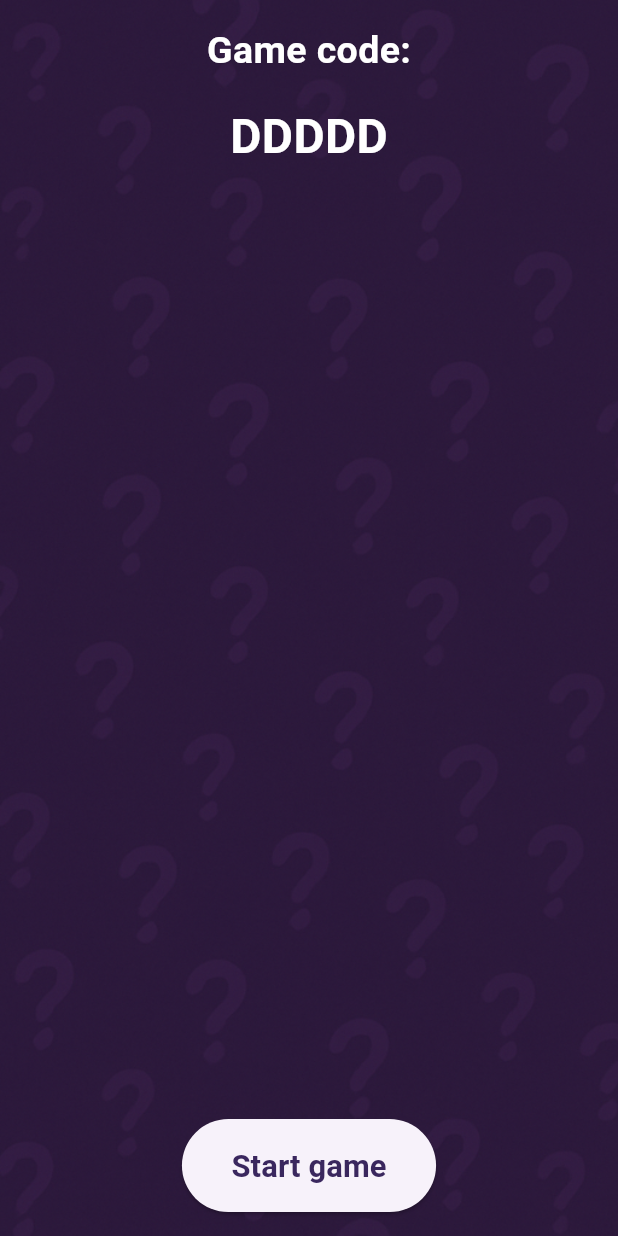
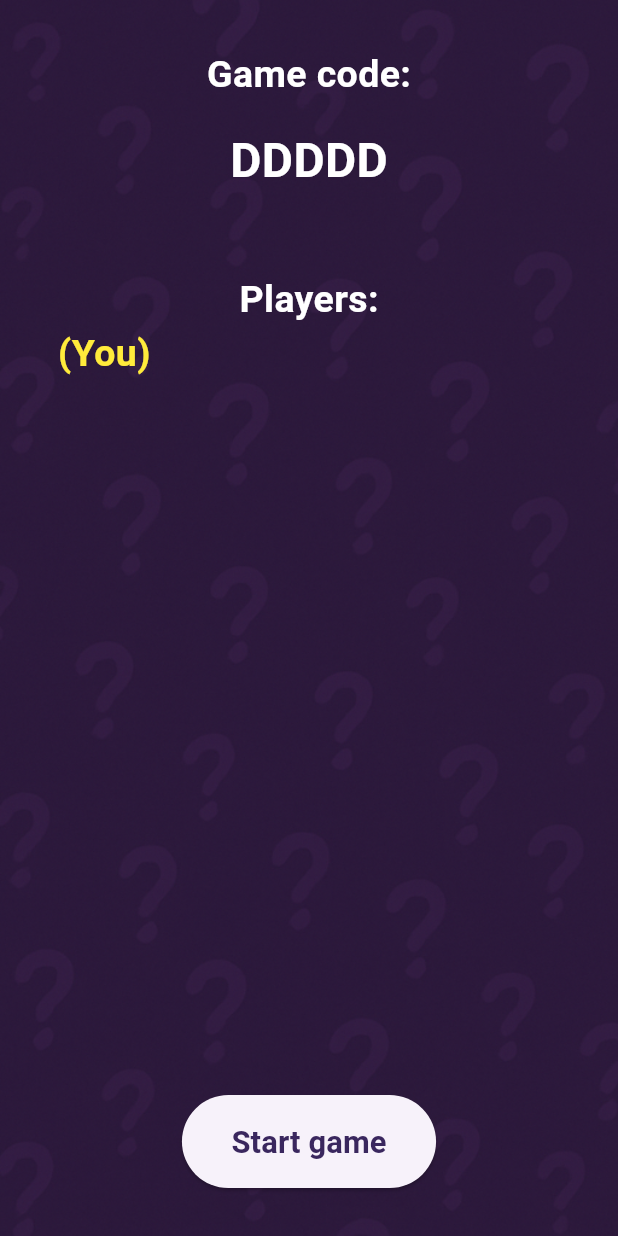
Before and after one commit to Juategi/who_is_liar, a Flutter app: the screen it shows after launch, after a tap on "Create Game", on a phone screen of 412 x 824 dp. Run offline on Flutter 3.47's test engine with Material 3 defaults, Android fonts, the phone set to English and light mode, and no system bars; our stand-ins replace firebase_core, firebase_database, flutter_bloc, get_it, google_fonts, shared_preferences; accounts and stored records are empty.

Commit message:
players list

```diff
--- a/lib/controller/game_room.dart
+++ b/lib/controller/game_room.dart
@@ -14,25 +14,22 @@ class GameRoom {
 
 class Player {
   String name;
-  bool isReady;
   bool isHost;
 
   Player({
     required this.name,
-    required this.isReady,
     required this.isHost,
   });
 
   factory Player.fromJson(Map<String, dynamic> json) {
     return Player(
       name: json['name'] as String,
-      isReady: json['isReady'] as bool,
       isHost: json['isHost'] as bool,
     );
   }
 
   @override
   String toString() {
-    return 'Player{name: $name, isReady: $isReady, isHost: $isHost}';
+    return 'Player{name: $name, isHost: $isHost}';
   }
 }
--- a/lib/controller/game_room_controller.dart
+++ b/lib/controller/game_room_controller.dart
@@ -29,7 +29,6 @@ class GameRoomController extends Cubit<GameRoomState> {
                 return Player(
                   name: e.value['name'],
                   isHost: e.value['isHost'] as bool,
-                  isReady: e.value['isReady'] as bool,
                 );
               }).toList()
             : [],
--- a/lib/model/game_room_model.dart
+++ b/lib/model/game_room_model.dart
@@ -17,7 +17,6 @@ class GameRoomModel {
     });
     database.ref('nodes/$code/players/$name').set({
       'name': name,
-      'isReady': false,
       'isHost': true,
     });
     return code;
--- a/lib/view/start/start_screen.dart
+++ b/lib/view/start/start_screen.dart
@@ -3,8 +3,11 @@ import 'package:flutter_bloc/flutter_bloc.dart';
 import 'package:who_is_liar/controller/game_room_controller.dart';
 import 'package:who_is_liar/controller/game_room_state.dart';
 import 'package:who_is_liar/settings/styles.dart';
+import 'package:who_is_liar/view/start/widgets/players_list.dart';
 import 'package:who_is_liar/view/widgets/background.dart';
 import 'package:who_is_liar/view/widgets/menu_button.dart';
+
+import 'widgets/game_code_widget.dart';
 
 class StartScreen extends StatefulWidget {
   const StartScreen({super.key});
@@ -56,22 +59,13 @@ class _StartScreenState extends State<StartScreen> {
                 return Align(
                   alignment: Alignment.center,
                   child: Padding(
-                    padding: const EdgeInsets.all(16),
+                    padding: const EdgeInsets.all(32),
                     child: Column(
                       spacing: 16,
                       children: [
-                        Text(
-                          'Game code:',
-                          style: AppStyles.secondary.copyWith(
-                            fontSize: 25,
-                          ),
-                        ),
-                        Text(
-                          code,
-                          style: AppStyles.secondary.copyWith(
-                            fontSize: 32,
-                          ),
-                        ),
+                        GameCodeWidget(code: code),
+                        const SizedBox(height: 20),
+                        PlayersList(gameRoom: state.gameRoom),
                         const Spacer(),
                         MenuButton(
                           text: 'Start game',
--- /dev/null
+++ b/lib/view/start/widgets/game_code_widget.dart
@@ -0,0 +1,27 @@
+import 'package:flutter/material.dart';
+import 'package:who_is_liar/settings/styles.dart';
+
+class GameCodeWidget extends StatelessWidget {
+  const GameCodeWidget({super.key, required this.code});
+  final String code;
+  @override
+  Widget build(BuildContext context) {
+    return Column(
+      spacing: 16,
+      children: [
+        Text(
+          'Game code:',
+          style: AppStyles.secondary.copyWith(
+            fontSize: 25,
+          ),
+        ),
+        Text(
+          code,
+          style: AppStyles.secondary.copyWith(
+            fontSize: 32,
+          ),
+        ),
+      ],
+    );
+  }
+}
--- /dev/null
+++ b/lib/view/start/widgets/players_list.dart
@@ -0,0 +1,37 @@
+import 'package:flutter/material.dart';
+import 'package:who_is_liar/controller/game_room.dart';
+import 'package:who_is_liar/settings/styles.dart';
+
+class PlayersList extends StatelessWidget {
+  const PlayersList({super.key, required this.gameRoom});
+  final GameRoom? gameRoom;
+  @override
+  Widget build(BuildContext context) {
+    return Column(
+      children: [
+        Text(
+          'Players:',
+          style: AppStyles.secondary.copyWith(
+            fontSize: 25,
+          ),
+        ),
+        SizedBox(
+          height: MediaQuery.of(context).size.height * 0.5,
+          child: ListView.builder(
+            itemCount: gameRoom?.players.length ?? 0,
+            itemBuilder: (context, index) {
+              final player = gameRoom!.players[index];
+              return Text(
+                "${player.name} ${player.isHost ? '(You)' : ''}",
+                style: AppStyles.secondary.copyWith(
+                  fontSize: 25,
+                  color: player.isHost ? Colors.yellow : Colors.green,
+                ),
+              );
+            },
+          ),
+        ),
+      ],
+    );
+  }
+}
```
